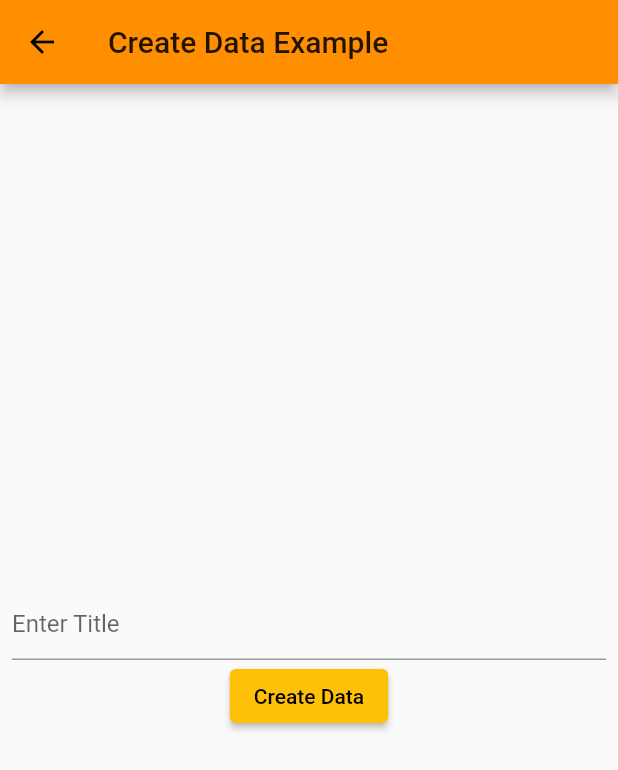
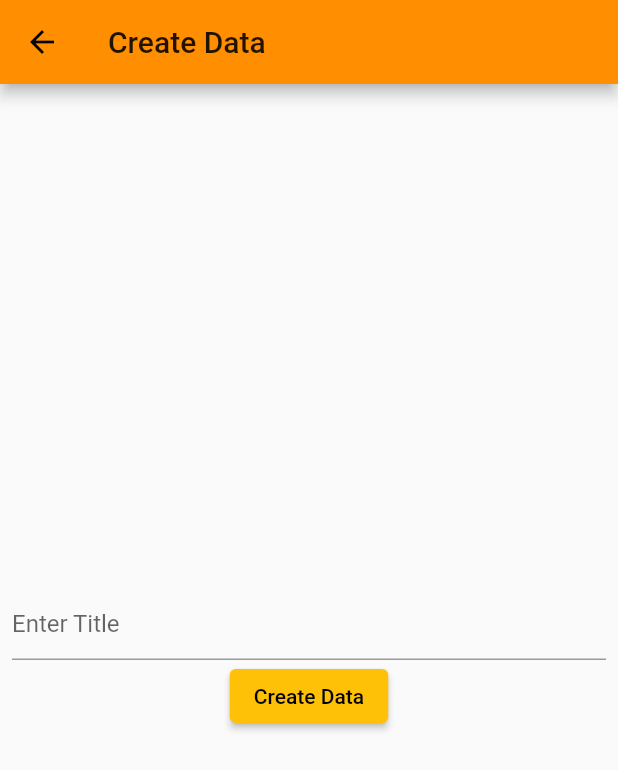
Before and after one commit to galathinius/mobile-app, a Flutter app: the AlbumView screen opened by its route, on a phone screen of 412 x 824 dp. Shown: the top 770 px of the screen. Run offline on Flutter 3.47's test engine with Material 2 defaults, Android fonts, the light colour scheme and no system bars.

Commit message:
clearer text

```diff
--- a/flutter_app/lib/views/album/album_view.dart
+++ b/flutter_app/lib/views/album/album_view.dart
@@ -16,7 +16,7 @@ class AlbumViewState extends State<AlbumView> {
   Widget build(BuildContext context) {
     return Scaffold(
       appBar: AppBar(
-        title: Text('Create Data Example'),
+        title: Text('Create Data'),
       ),
       body: Container(
         alignment: Alignment.center,
```
